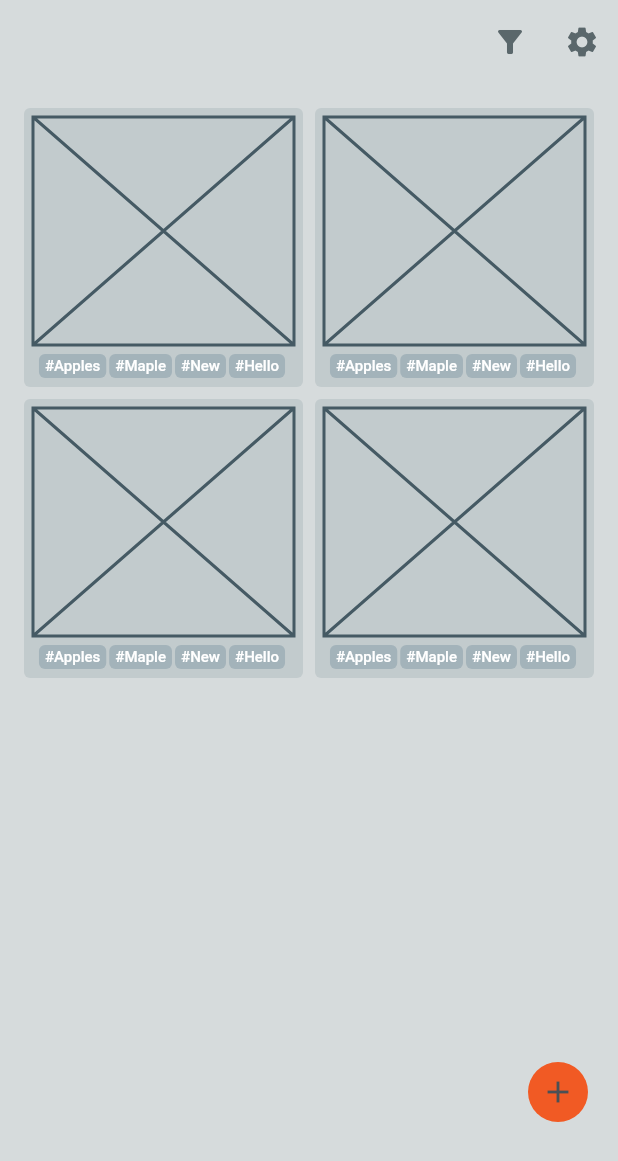
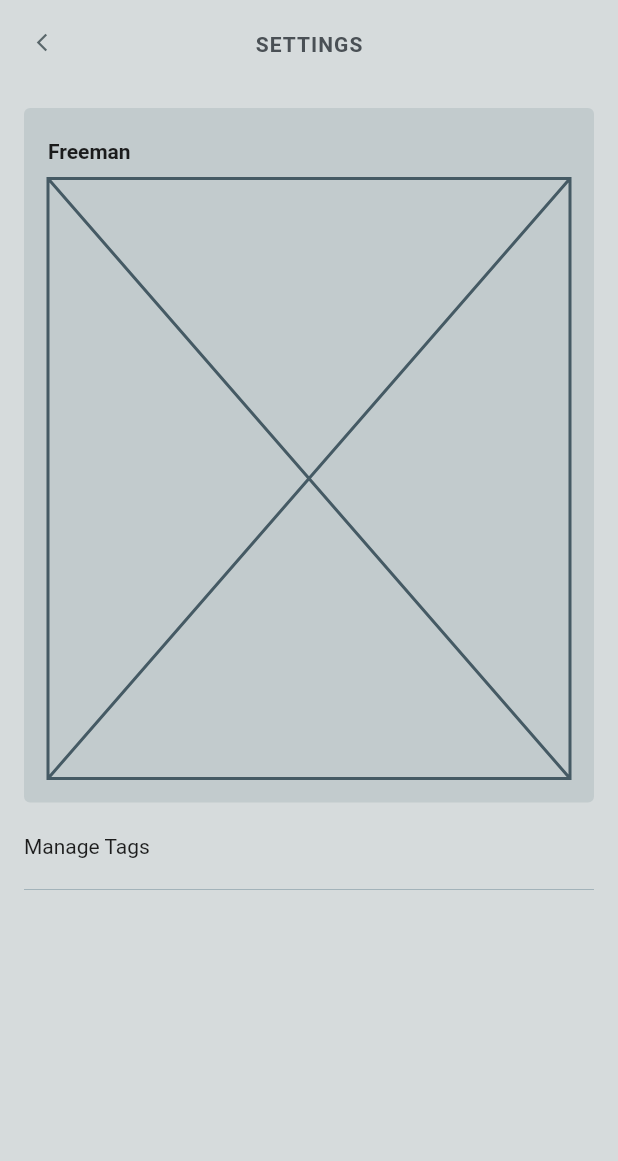
Before and after one commit to freemantg/inky, a Flutter app: the TagsPage screen opened by its route, scrolled down 543 dp, after a tap on the "arrow back ios new" icon, after a tap on the "settings" icon, on a phone screen of 412 x 824 dp. Shown: the top 1161 px of the screen. Run offline on Flutter 3.47's test engine with Material 2 defaults, Android fonts, the phone set to English and light mode, and no system bars; our stand-ins replace flutter_hooks, go_router; Roboto replaces fonts that are missing (Pretendard).

Commit message:
SettingsPage + Tags management page

```diff
--- /dev/null
+++ b/inky/lib/presentation/settings/settings_page.dart
@@ -0,0 +1,83 @@
+import 'package:flutter/material.dart';
+import 'package:go_router/go_router.dart';
+
+import '../../router.dart';
+import '../../styles/styles.dart';
+
+class SettingsPage extends StatelessWidget {
+  const SettingsPage({super.key});
+
+  @override
+  Widget build(BuildContext context) {
+    return Scaffold(
+      appBar: AppBar(
+        leading: IconButton(
+          onPressed: () => context.go(ScreenPaths.home),
+          icon: const Icon(Icons.arrow_back_ios_new, size: 14.0),
+        ),
+        centerTitle: true,
+        title: Text(
+          'SETTINGS',
+          style: $styles.text.h4.copyWith(
+            color: $styles.colors.grey05,
+          ),
+        ),
+      ),
+      body: Padding(
+        padding: EdgeInsets.all($styles.insets.sm),
+        child: Column(
+          children: [
+            Container(
+              decoration: BoxDecoration(
+                color: $styles.colors.grey01,
+                borderRadius: BorderRadius.circular($styles.corners.sm),
+              ),
+              child: Padding(
+                padding: EdgeInsets.all($styles.insets.sm),
+                child: Column(
+                  crossAxisAlignment: CrossAxisAlignment.stretch,
+                  children: [
+                    Text(
+                      'Freeman',
+                      style: $styles.text.bodySmallBold,
+                    ),
+                    HSpace(size: $styles.insets.xs),
+                    const Placeholder()
+                  ],
+                ),
+              ),
+            ),
+            SettingsTile(
+              title: 'Manage Tags',
+              onTap: () => context.go(ScreenPaths.manageTags),
+            ),
+            Divider(
+              color: $styles.colors.grey02,
+              height: $styles.insets.xxs,
+            )
+          ],
+        ),
+      ),
+    );
+  }
+}
+
+class SettingsTile extends StatelessWidget {
+  const SettingsTile({
+    super.key,
+    required this.title,
+    required this.onTap,
+  });
+
+  final String title;
+  final void Function() onTap;
+
+  @override
+  Widget build(BuildContext context) {
+    return ListTile(
+      onTap: onTap,
+      contentPadding: EdgeInsets.zero,
+      title: Text(title, style: $styles.text.bodySmall),
+    );
+  }
+}
--- a/inky/lib/presentation/tags/tags_page.dart
+++ b/inky/lib/presentation/tags/tags_page.dart
@@ -12,10 +12,6 @@ class TagsPage extends StatelessWidget {
   Widget build(BuildContext context) {
     return Scaffold(
       appBar: AppBar(
-        iconTheme: IconThemeData(color: $styles.colors.grey05),
-        backgroundColor: Colors.transparent,
-        elevation: 0,
-        centerTitle: true,
         leading: IconButton(
           onPressed: () => context.go(ScreenPaths.home),
           icon: const Icon(Icons.arrow_back_ios_new, size: 14.0),
@@ -45,7 +41,7 @@ class TagsPage extends StatelessWidget {
           crossAxisAlignment: CrossAxisAlignment.start,
           mainAxisSize: MainAxisSize.min,
           children: [
-            const _TagFilterTextField(),
+            const TagFilterTextField(),
             HSpace(size: $styles.insets.lg),
             Text('Your Tags', style: $styles.text.bodySmallBold),
             HSpace(size: $styles.insets.xs),
@@ -69,8 +65,8 @@ class TagsPage extends StatelessWidget {
   }
 }
 
-class _TagFilterTextField extends HookWidget {
-  const _TagFilterTextField({
+class TagFilterTextField extends HookWidget {
+  const TagFilterTextField({
     Key? key,
   }) : super(key: key);
 
--- a/inky/lib/router.dart
+++ b/inky/lib/router.dart
@@ -3,6 +3,8 @@ import 'package:flutter/material.dart';
 import 'package:go_router/go_router.dart';
 import 'package:inky/presentation/add_inkling/add_inkling_page.dart';
 import 'package:inky/presentation/inklings/inklings_page.dart';
+import 'package:inky/presentation/settings/manage_tags_page.dart';
+import 'package:inky/presentation/settings/settings_page.dart';
 import 'package:inky/presentation/tags/tags_page.dart';
 
 /// Shared Paths
@@ -10,8 +12,9 @@ class ScreenPaths {
   static String splash = '/';
   static String home = '/home';
   static String settings = '/settings';
+  static String manageTags = '/manageTags';
   static String tags = '/tags';
-  static String addInkling = '/addInkling';
+  static String addInkling(InklingType type) => '/addInkling/${type.name}';
 }
 
 // Routing table, matches string paths to UI Screens
@@ -30,8 +33,20 @@ final appRouter = GoRouter(
       builder: ((_) => const TagsPage()),
     ),
     AppRoute(
-      path: ScreenPaths.addInkling,
-      builder: (_) => const AddInklingPage(),
+      path: ScreenPaths.settings,
+      builder: ((_) => const SettingsPage()),
+    ),
+    AppRoute(
+      path: ScreenPaths.settings,
+      builder: ((_) => const SettingsPage()),
+    ),
+    AppRoute(
+      path: ScreenPaths.manageTags,
+      builder: ((_) => const ManageTagsPage()),
+    ),
+    AppRoute(
+      path: '/addInkling/:type',
+      builder: (_) => AddInklingPage(_tryParseInklingType(_.params['type']!)!),
     )
   ],
 );
@@ -70,3 +85,6 @@ class AppRoute extends GoRoute {
 
   final bool fadeTransition;
 }
+
+InklingType? _tryParseInklingType(String value) =>
+    InklingType.values.asNameMap()[value];
```
Also changed, not shown: inky/lib/presentation/add_inkling/add_inkling_page.dart (+130 -55 lines), inky/lib/presentation/inklings/inklings_page.dart (+8 -9 lines), inky/lib/presentation/settings/manage_tags_page.dart (added, +123 -0 lines), inky/lib/styles/theme.dart (+8 -1 lines).
